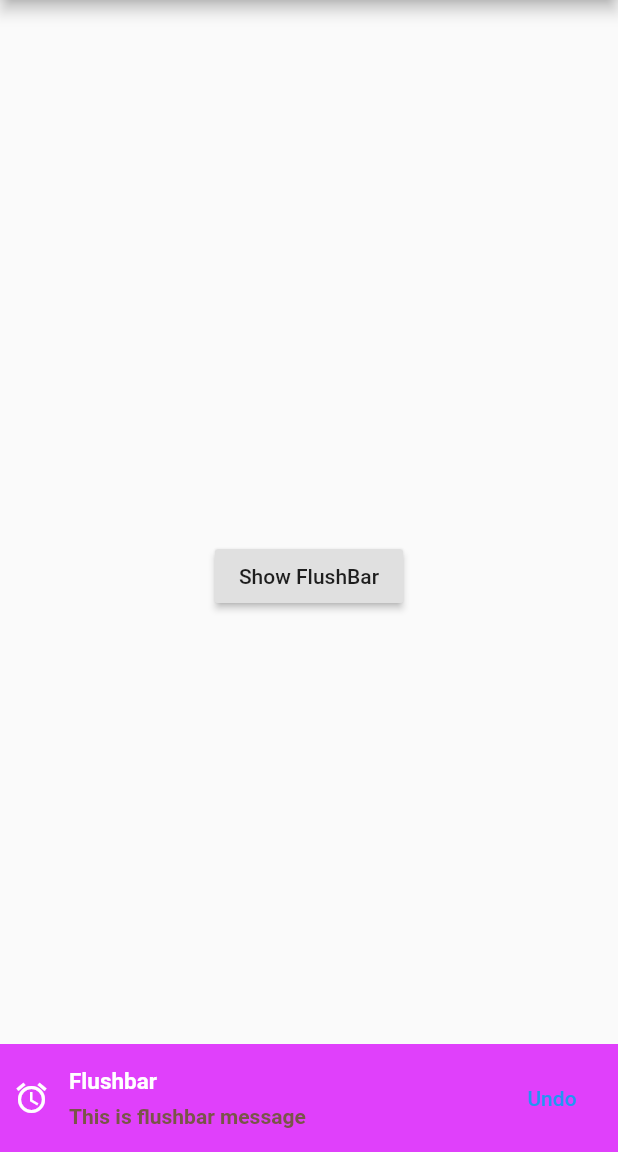
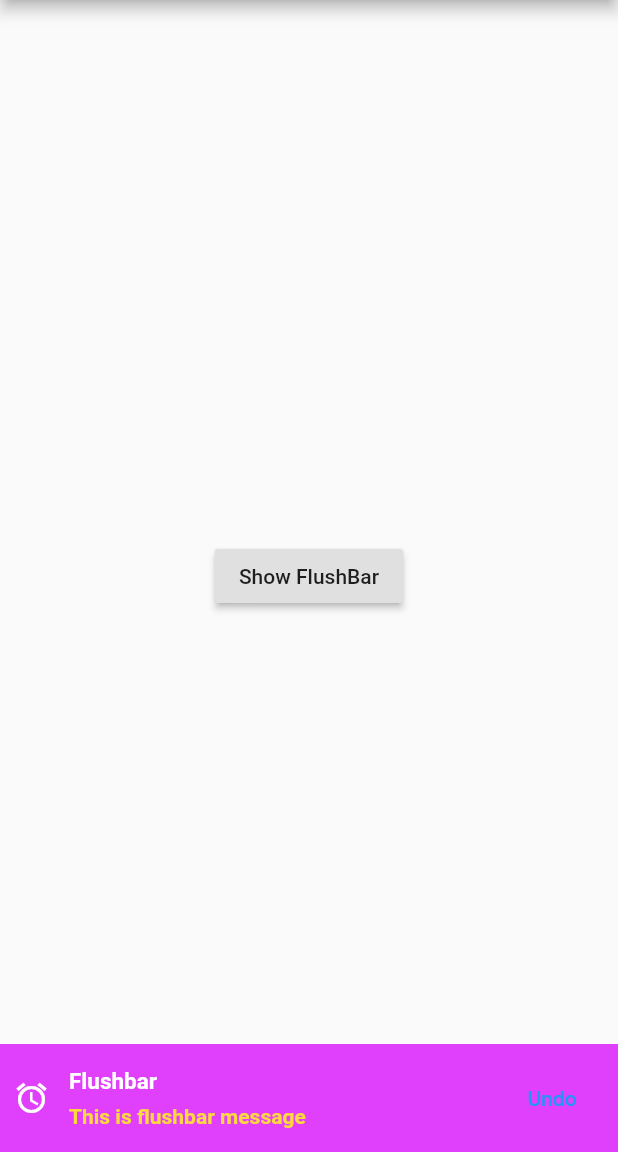
Before and after one commit to aceead/widgetadvanced, a Flutter app: the screen it shows after launch, after a tap on "Show FlushBar", on a phone screen of 412 x 824 dp, the part 84-1236 px from its top. Run offline on Flutter 3.47's test engine with Material 2 defaults, Android fonts, the phone set to English and light mode, and no system bars; our stand-ins replace flushbar, toast.

```diff
--- a/lib/main.dart
+++ b/lib/main.dart
@@ -55,7 +55,7 @@ class _MyHomePageState extends State<MyHomePage> {
               //message: 'This is flushbar message',
               messageText: Text('This is flushbar message',
                   style: TextStyle(
-                    color: Colors.brown,
+                    color: Colors.amberAccent,
                     fontWeight: FontWeight.bold,
                   )),
               backgroundColor: Colors.purpleAccent,
```
Also changed, not shown: 1 other file.
